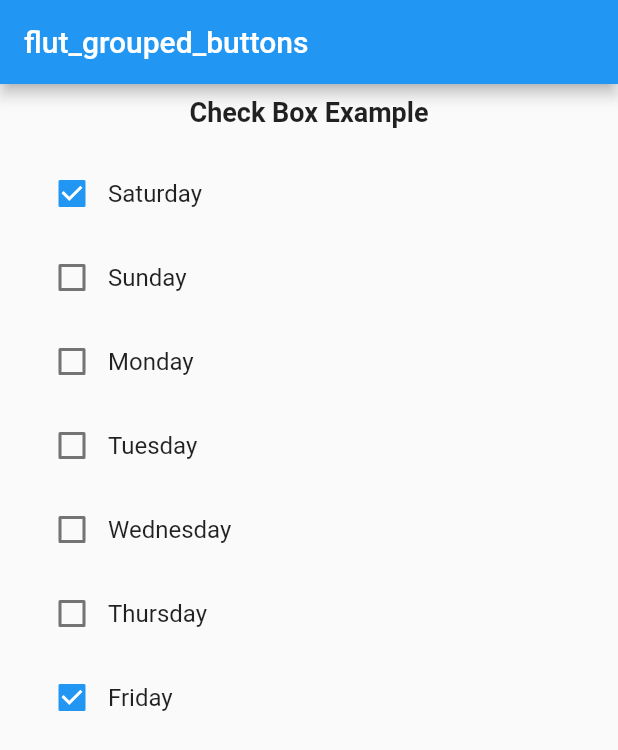
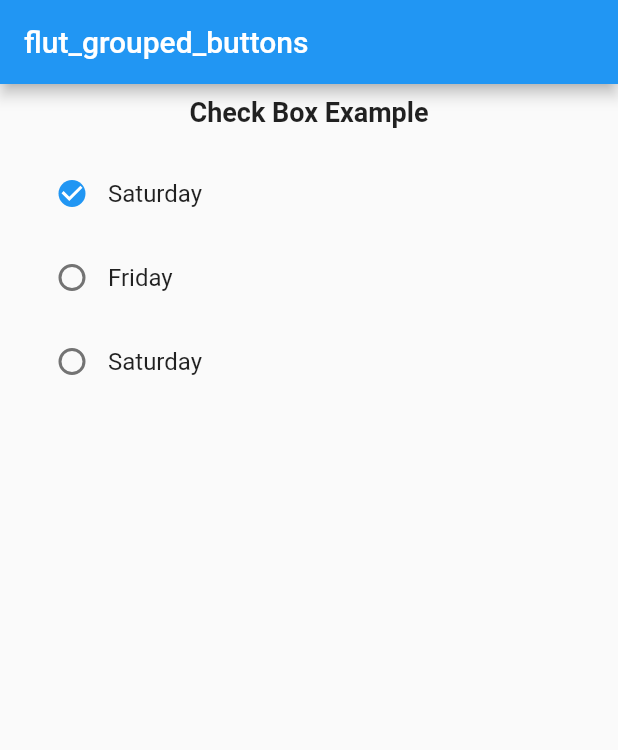
Before and after one commit to mahmoudelgharabawi/flut_grouped_buttons, a Flutter app: the screen it shows after launch, on a phone screen of 412 x 824 dp. Shown: the top 750 px of the screen. Run offline on Flutter 3.47's test engine with Material 2 defaults, Android fonts, the phone set to English and light mode, and no system bars.

Commit message:
salve selected data for radio

```diff
--- a/example/lib/main.dart
+++ b/example/lib/main.dart
@@ -70,24 +70,37 @@ class _MyHomePageState extends State<MyHomePage> {
                   //     onChanged: (value) => print(value),
                   //   ),
                   // ),
+                  // Padding(
+                  //   padding: const EdgeInsets.all(8.0),
+                  //   child: FlutGroupedButtons<Map<String, String>>(
+                  //     idKey: 'id',
+                  //     valueKey: 'name',
+                  //     data: const [
+                  //       {"id": 'id1', "name": "Saturday"},
+                  //       {"id": 'id2', "name": "Sunday"},
+                  //       {"id": 'id3', "name": "Monday"},
+                  //       {"id": 'id4', "name": "Tuesday"},
+                  //       {"id": 'id5', "name": "Wednesday"},
+                  //       {"id": 'id6', "name": "Thursday"},
+                  //       {"id": 'id7', "name": "Friday"},
+                  //     ],
+                  //     selectedList: [
+                  //       {"id": 'id1', "name": "Saturday"},
+                  //       {"id": 'id7', "name": "Friday"},
+                  //     ],
+                  //     onChanged: (id) => print(id),
+                  //   ),
+                  // ),
                   Padding(
                     padding: const EdgeInsets.all(8.0),
-                    child: FlutGroupedButtons<Map<String, String>>(
-                      idKey: 'id',
-                      valueKey: 'name',
-                      data: const [
-                        {"id": 'id1', "name": "Saturday"},
-                        {"id": 'id2', "name": "Sunday"},
-                        {"id": 'id3', "name": "Monday"},
-                        {"id": 'id4', "name": "Tuesday"},
-                        {"id": 'id5', "name": "Wednesday"},
-                        {"id": 'id6', "name": "Thursday"},
-                        {"id": 'id7', "name": "Friday"},
+                    child: FlutGroupedButtons<String>(
+                      isRadio: true,
+                      data: [
+                        "Saturday",
+                        "Friday",
+                        "Saturday",
                       ],
-                      selectedList: [
-                        {"id": 'id1', "name": "Saturday"},
-                        {"id": 'id7', "name": "Friday"},
-                      ],
+                      selectedList: ["Saturday"],
                       onChanged: (id) => print(id),
                     ),
                   ),
--- a/lib/src/grouped_buttons.dart
+++ b/lib/src/grouped_buttons.dart
@@ -4,7 +4,7 @@ class FlutGroupedButtons<T> extends StatefulWidget {
   /// Data you want to list
   final List<T> data;
 
-  /// Data to be selected as default not working when (isRadio = true)
+  /// Data to be selected as default
   final List<T>? selectedList;
 
   /// The Return Data Action
@@ -83,8 +83,7 @@ class _FlutGroupedButtonsState<T> extends State<FlutGroupedButtons<T>> {
 
     // to obtain selected values for data
     if (widget.selectedList != null &&
-        (widget.selectedList?.isNotEmpty ?? false) &&
-        !widget.isRadio) {
+        (widget.selectedList?.isNotEmpty ?? false)) {
       for (var selectedItem in widget.selectedList!) {
         var index = dataMap.indexWhere((element) =>
             (widget.valueKey != null
```
Also changed, not shown: example/pubspec.lock.
